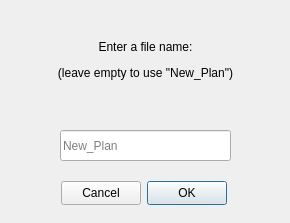
Qt form qtfolder/MealPlanner/createplan_filename.ui (NoorA0/MealPlanner) before a commit.
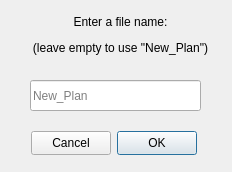
The same form after that commit.

Commit message: minor changes to window layout

Diff of the .ui file:
```diff
--- a/qtfolder/MealPlanner/createplan_filename.ui
+++ b/qtfolder/MealPlanner/createplan_filename.ui
@@ -6,8 +6,8 @@
    <rect>
     <x>0</x>
     <y>0</y>
-    <width>290</width>
-    <height>223</height>
+    <width>232</width>
+    <height>172</height>
    </rect>
   </property>
   <property name="windowTitle">
@@ -19,8 +19,8 @@
   <widget class="QPushButton" name="pushButton">
    <property name="geometry">
     <rect>
-     <x>147</x>
-     <y>181</y>
+     <x>117</x>
+     <y>131</y>
      <width>80</width>
      <height>24</height>
     </rect>
@@ -32,8 +32,8 @@
   <widget class="QPushButton" name="pushButton_2">
    <property name="geometry">
     <rect>
-     <x>61</x>
-     <y>181</y>
+     <x>31</x>
+     <y>131</y>
      <width>80</width>
      <height>24</height>
     </rect>
@@ -45,10 +45,10 @@
   <widget class="QLabel" name="label">
    <property name="geometry">
     <rect>
-     <x>20</x>
-     <y>20</y>
-     <width>251</width>
-     <height>81</height>
+     <x>30</x>
+     <y>10</y>
+     <width>181</width>
+     <height>51</height>
     </rect>
    </property>
    <property name="text">
@@ -58,8 +58,8 @@
   <widget class="QLineEdit" name="lineEdit">
    <property name="geometry">
     <rect>
-     <x>60</x>
-     <y>130</y>
+     <x>30</x>
+     <y>80</y>
      <width>171</width>
      <height>31</height>
     </rect>
```
The commit also changes 2 other files.
